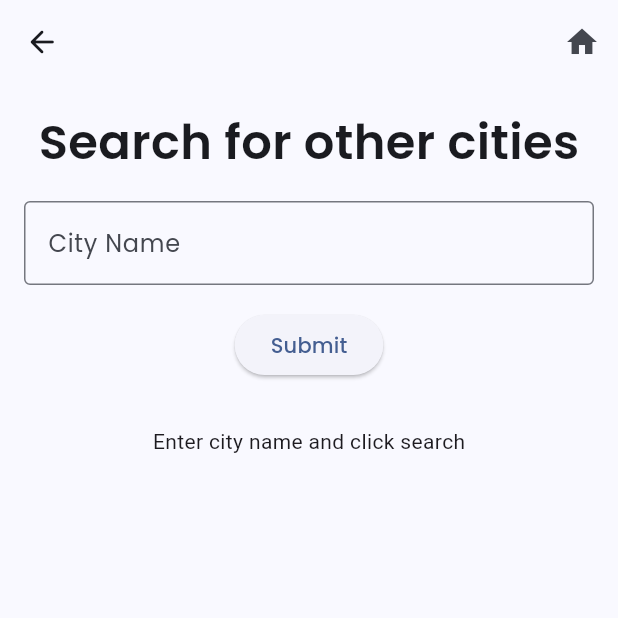
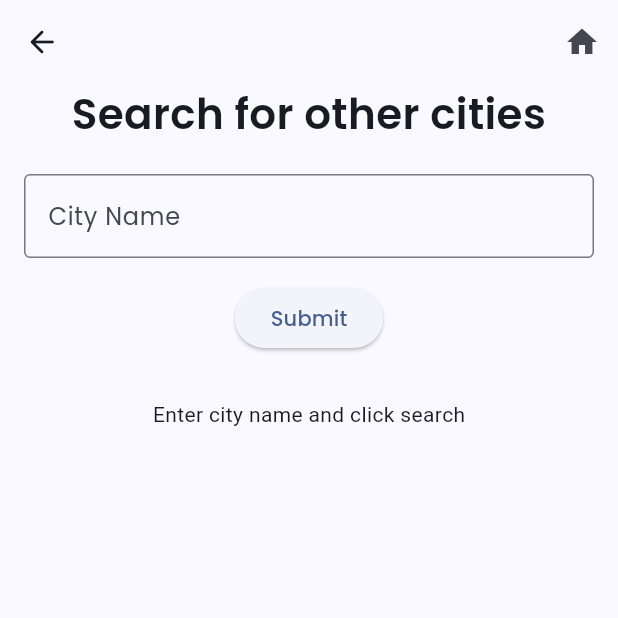
Before and after one commit to GDGCVITBHOPAL/Weathered, a Flutter app: the screen it shows after launch, item 4 of the bottom bar chosen, after a tap on the "search" icon, on a phone screen of 412 x 824 dp, the top half of it. Run offline on Flutter 3.47's test engine with Material 3 defaults, Android fonts, the light colour scheme and no system bars; drawn by our look-alikes of dynamic_color; our stand-ins replace flutter_riverpod, gap, geolocator, google_maps_flutter, logger; missing offline and left inert: app_settings; network calls fail.

Commit message:
added open settings for location for home screen, adjusted size of settings options, adjusted colors of heatmap and location button in map section

```diff
--- a/lib/main.dart
+++ b/lib/main.dart
@@ -1,7 +1,6 @@
 import 'package:dynamic_color/dynamic_color.dart';
 import 'package:flutter/material.dart';
 import 'package:flutter_riverpod/flutter_riverpod.dart';
-
 import 'src/features/home/view/home_view.dart';
 
 void main() {
--- a/lib/src/features/home/view/home_view.dart
+++ b/lib/src/features/home/view/home_view.dart
@@ -1,3 +1,4 @@
+import 'package:app_settings/app_settings.dart';
 import 'package:dynamic_color/dynamic_color.dart';
 import 'package:flutter/material.dart';
 import 'package:flutter_riverpod/flutter_riverpod.dart';
@@ -62,25 +63,39 @@ class _HomeViewState extends State<HomeView> {
     if (!_locationPermissionGranted) {
       return Scaffold(
         appBar: appBar(context),
-        body: const Center(
+        body: Center(
           child: Column(
             mainAxisAlignment: MainAxisAlignment.center,
             crossAxisAlignment: CrossAxisAlignment.center,
             children: [
-              Icon(
+              const Icon(
                 Icons.location_disabled_sharp,
                 color: Colors.red,
                 size: 60.0,
               ),
-              Gap(10.0),
-              SizedBox(
+              const Gap(10.0),
+              const SizedBox(
                 width: 500.0,
-                child: Text(
-                  'Location permission is required to use this app',
-                  textAlign: TextAlign.center,
-                  style: TextStyle(fontSize: 20.0, fontWeight: FontWeight.bold),
+                child: Column(
+                  children: [
+                    Text(
+                      'Location permission is required to use this app',
+                      textAlign: TextAlign.center,
+                      style: TextStyle(
+                          fontSize: 20.0, fontWeight: FontWeight.bold),
+                    ),
+                    Gap(7.5),
+                    Text("Restart the app again with settings enabled")
+                  ],
                 ),
               ),
+              const Gap(15.0),
+              ElevatedButton(
+                  onPressed: () => {
+                        AppSettings.openAppSettings(
+                            type: AppSettingsType.location)
+                      },
+                  child: const Text("Open Location Settings"))
             ],
           ),
         ),
--- a/lib/src/features/map/view/map_view.dart
+++ b/lib/src/features/map/view/map_view.dart
@@ -85,7 +85,8 @@ class MapViewState extends State<MapView> {
       appBar: AppBar(
         title: const Text(
           "Heat Map",
-          style: TextStyle(fontWeight: FontWeight.bold, fontSize: 30),
+          style: TextStyle(
+              fontWeight: FontWeight.bold, fontSize: 30, color: Colors.black),
         ),
         elevation: 0,
         centerTitle: true,
@@ -96,6 +97,7 @@ class MapViewState extends State<MapView> {
         child: Padding(
           padding: const EdgeInsets.symmetric(horizontal: 30.0),
           child: FloatingActionButton(
+            foregroundColor: Colors.black87,
             backgroundColor: const Color.fromRGBO(255, 255, 255, 0.75),
             onPressed: () async {
               final container = ProviderScope.containerOf(context);
--- a/lib/src/features/search/view/customsearch.dart
+++ b/lib/src/features/search/view/customsearch.dart
@@ -48,15 +48,18 @@ class _SearchCityState extends ConsumerState<SearchCity> {
         child: Center(
           child: Column(
             children: [
-              const SizedBox(height: 16),
               Text(
                 "Search for other cities",
-                style: AppStyle.textTheme.titleLarge,
+                textAlign: TextAlign.center,
+                style: AppStyle.textTheme.titleMedium,
               ),
-              const SizedBox(height: 16),
+              const Gap(20),
               Padding(
                 padding: const EdgeInsets.symmetric(horizontal: 16.0),
                 child: TextField(
+                  onTapOutside: (event) {
+                    FocusManager.instance.primaryFocus?.unfocus();
+                  },
                   controller: _controller,
                   decoration: const InputDecoration(
                     labelText: 'City Name',
@@ -89,14 +92,24 @@ class _SearchCityState extends ConsumerState<SearchCity> {
                           children: [
                             Text(
                               'Weather in ${weather.cityName}',
-                              style: AppStyle.textTheme.labelMedium,
+                              style: const TextStyle(
+                                fontSize: 20,
+                                fontFamily: 'Poppins',
+                                fontWeight: FontWeight.w600,
+                              ),
+                            ),
+                            Image.network(
+                              'https://openweathermap.org/img/wn/${weather.weather[0].icon}@2x.png',
+                              scale: 0.80,
                             ),
                             Text(
-                                'Temperature: ${weather.main.temp.round()} °C'),
-                            Image.network(
-                              'https://openweathermap.org/img/wn/${weather.weather[0].icon}@2x.png',
+                              '${weather.main.temp.round()} °C',
+                              style: const TextStyle(fontSize: 18),
                             ),
-                            Text(weather.weather[0].description),
+                            Text(
+                              weather.weather[0].description,
+                              style: const TextStyle(fontSize: 18),
+                            ),
                           ],
                         );
                       },
--- a/lib/src/features/settings/view/settings_view.dart
+++ b/lib/src/features/settings/view/settings_view.dart
@@ -1,5 +1,4 @@
 import 'package:flutter/material.dart';
-import 'package:flutter/widgets.dart';
 import 'package:flutter_riverpod/flutter_riverpod.dart';
 import 'package:gap/gap.dart';
 import 'package:url_launcher/url_launcher.dart';
@@ -35,6 +34,7 @@ class SettingsView extends ConsumerWidget {
 
           // Theme Mode Dropdown
           Container(
+            height: 75,
             margin: const EdgeInsets.fromLTRB(16, 16, 16, 5),
             decoration: BoxDecoration(
               color: Theme.of(context).colorScheme.primaryContainer,
@@ -43,9 +43,9 @@ class SettingsView extends ConsumerWidget {
             padding: const EdgeInsets.all(16.0),
             child: Row(
               children: [
-                const Icon(Icons.display_settings_rounded, size: 35.0),
+                const Icon(Icons.display_settings_rounded, size: 30.0),
                 const Gap(10.0),
-                Text('Theme Mode', style: AppStyle.textTheme.labelMedium),
+                Text('Theme Mode', style: AppStyle.textTheme.labelSmall),
                 Expanded(
                   child: Row(
                     mainAxisAlignment: MainAxisAlignment.end,
@@ -84,6 +84,7 @@ class SettingsView extends ConsumerWidget {
           GestureDetector(
             onTap: _launchUrl,
             child: Container(
+              height: 75,
               margin: const EdgeInsets.fromLTRB(16, 16, 16, 5),
               decoration: BoxDecoration(
                 color: Theme.of(context).colorScheme.primaryContainer,
@@ -92,9 +93,9 @@ class SettingsView extends ConsumerWidget {
               padding: const EdgeInsets.all(16.0),
               child: Row(
                 children: [
-                  const Icon(Icons.mail_outline_rounded, size: 35.0),
+                  const Icon(Icons.mail_outline_rounded, size: 30.0),
                   const Gap(10.0),
-                  Text("Send Feedback", style: AppStyle.textTheme.labelMedium),
+                  Text("Send Feedback", style: AppStyle.textTheme.labelSmall),
                 ],
               ),
             ),
--- a/pubspec.yaml
+++ b/pubspec.yaml
@@ -7,6 +7,7 @@ environment:
   sdk: '>=3.2.4 <4.0.0'
 
 dependencies:
+  app_settings: ^5.1.1
   connectivity_plus: ^6.0.3
   dynamic_color: ^1.6.9
   flutter:
```
Also changed, not shown: lib/src/features/settings/model/settings_model.dart (deleted, +0 -41 lines), pubspec.lock.
